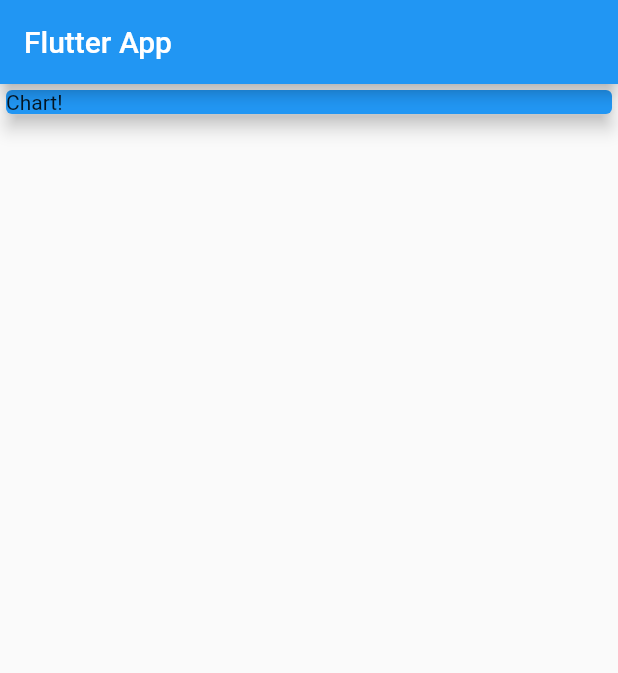
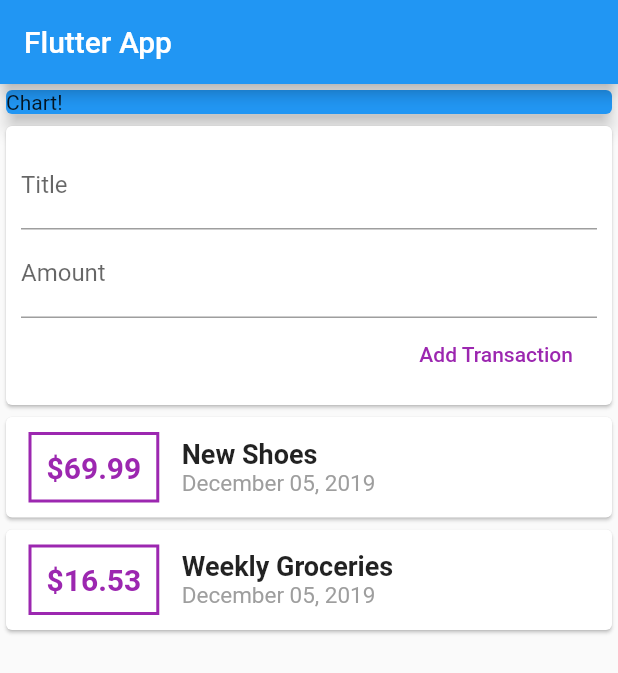
Before and after one commit to Adam-Ozbayraktar/personal_expenses_app, a Flutter app: the screen it shows after launch, on a phone screen of 412 x 824 dp. Shown: the top 673 px of the screen. Run offline on Flutter 3.47's test engine with Material 2 defaults, Android fonts, the phone set to English and light mode, and no system bars.

Commit message:
Added ability to add transactions

```diff
--- a/lib/main.dart
+++ b/lib/main.dart
@@ -1,5 +1,6 @@
 import 'package:flutter/material.dart';
-import 'package:personal_expenses/widgets/new_transactions.dart';
+
+import './widgets/user_transactions.dart';
 
 void main() => runApp(MyApp());
 
@@ -36,6 +37,7 @@ class MyHomePage extends StatelessWidget {
               elevation: 5,
             ),
           ),
+          UserTransactions(),
         ],
       ),
     );
--- a/lib/widgets/new_transactions.dart
+++ b/lib/widgets/new_transactions.dart
@@ -1,8 +1,11 @@
 import 'package:flutter/material.dart';
 
 class NewTransaction extends StatelessWidget {
+  final Function addTx;
   final titleController = TextEditingController();
   final amountController = TextEditingController();
+
+  NewTransaction(this.addTx);
 
   @override
   Widget build(BuildContext context) {
@@ -28,8 +31,10 @@ class NewTransaction extends StatelessWidget {
               child: Text('Add Transaction'),
               textColor: Colors.purple,
               onPressed: () {
-                print(titleController.text);
-                print(amountController.text);
+                addTx(
+                  titleController.text,
+                  double.parse(amountController.text),
+                );
               },
             )
           ],
--- a/lib/widgets/transaction_list.dart
+++ b/lib/widgets/transaction_list.dart
@@ -10,7 +10,7 @@ class TransactionList extends StatelessWidget {
 
   @override
   Widget build(BuildContext context) {
-    Column(
+    return Column(
       children: transactions.map((tx) {
         return Card(
           child: Row(
--- a/lib/widgets/user_transactions.dart
+++ b/lib/widgets/user_transactions.dart
@@ -32,13 +32,17 @@ class _UserTransactionsState extends State<UserTransactions> {
       date: DateTime.now(),
       id: DateTime.now().toString(),
     );
+
+    setState(() {
+      _userTransactions.add(newTx);
+    });
   }
 
   @override
   Widget build(BuildContext context) {
     return Column(
       children: <Widget>[
-        NewTransaction(),
+        NewTransaction(_addNewTransaction),
         TransactionList(_userTransactions),
       ],
     );
```
